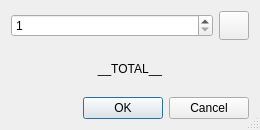
Before: the Qt Designer form dopewars/templates/transact_dialog.ui in wizzomafizzo/dopewars, drawn with Qt 5.
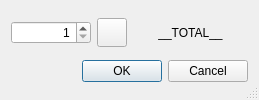
After: the same form once the commit is applied. Icons and pictures are not drawn.

What changed in the file:
```diff
--- a/dopewars/templates/transact_dialog.ui
+++ b/dopewars/templates/transact_dialog.ui
@@ -9,16 +9,10 @@
    <rect>
     <x>0</x>
     <y>0</y>
-    <width>260</width>
-    <height>130</height>
+    <width>259</width>
+    <height>100</height>
    </rect>
   </property>
-  <property name="minimumSize">
-   <size>
-    <width>260</width>
-    <height>130</height>
-   </size>
-  </property>
   <property name="windowTitle">
    <string>Transaction</string>
   </property>
@@ -28,17 +22,26 @@
   <property name="modal">
    <bool>true</bool>
   </property>
-  <layout class="QVBoxLayout" name="verticalLayout">
-   <item>
+  <layout class="QGridLayout" name="gridLayout">
+   <item row="0" column="0">
     <layout class="QHBoxLayout" name="horizontalLayout">
      <item>
       <widget class="QSpinBox" name="amount_spinbox">
        <property name="toolTip">
         <string>Amount</string>
        </property>
+       <property name="alignment">
+        <set>Qt::AlignRight|Qt::AlignTrailing|Qt::AlignVCenter</set>
+       </property>
+       <property name="accelerated">
+        <bool>true</bool>
+       </property>
        <property name="minimum">
         <number>1</number>
        </property>
+       <property name="maximum">
+        <number>1000</number>
+       </property>
        <property name="value">
         <number>1</number>
        </property>
@@ -66,7 +69,7 @@
      </item>
     </layout>
    </item>
-   <item>
+   <item row="0" column="1">
     <widget class="QLabel" name="total_label">
      <property name="toolTip">
       <string>Total price</string>
@@ -79,7 +82,7 @@
      </property>
     </widget>
    </item>
-   <item>
+   <item row="1" column="0" colspan="2">
     <widget class="QDialogButtonBox" name="buttonBox">
      <property name="orientation">
       <enum>Qt::Horizontal</enum>
```
